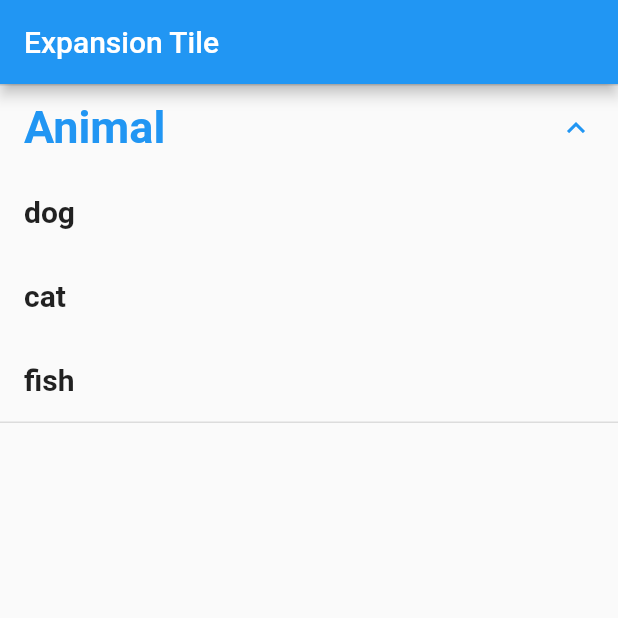
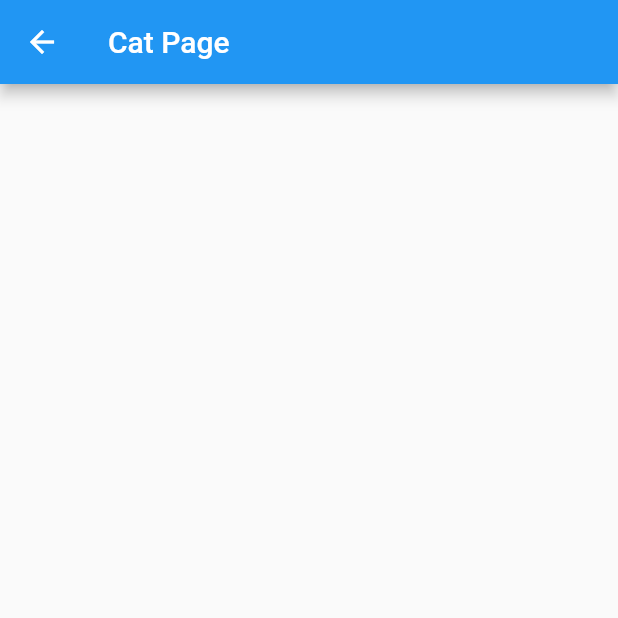
Before and after one commit to ponganan/expansiontile, a Flutter app: the screen it shows after launch, after a tap on "Animal", after a tap on "cat", on a phone screen of 412 x 824 dp, the top half of it. Run offline on Flutter 3.47's test engine with Material 2 defaults, Android fonts, the phone set to English and light mode, and no system bars.

Commit message:
use Navigator at ExpansionTile and add CatPage

```diff
--- a/lib/animal_page.dart
+++ b/lib/animal_page.dart
@@ -1,5 +1,6 @@
+import 'package:flutter/material.dart';
+import 'package:expansiontile/cat_page.dart';
 import 'package:expansiontile/dog_page.dart';
-import 'package:flutter/material.dart';
 
 main() {
   runApp(const AnimalPage());
@@ -48,7 +49,13 @@ class _ExpandState extends State<AnimalPage> {
                 style: TextStyle(fontSize: 20, fontWeight: FontWeight.bold),
               ),
               onTap: () {
-                print('cat');
+                Navigator.of(context).push(
+                  MaterialPageRoute(
+                    builder: (BuildContext context) {
+                      return const CatPage();
+                    },
+                  ),
+                );
               },
             ),
             ListTile(
--- /dev/null
+++ b/lib/cat_page.dart
@@ -0,0 +1,19 @@
+import 'package:flutter/material.dart';
+
+class CatPage extends StatefulWidget {
+  const CatPage({Key? key}) : super(key: key);
+
+  @override
+  State<CatPage> createState() => _CatPageState();
+}
+
+class _CatPageState extends State<CatPage> {
+  @override
+  Widget build(BuildContext context) {
+    return Scaffold(
+      appBar: AppBar(
+        title: const Text('Cat Page'),
+      ),
+    );
+  }
+}
```
